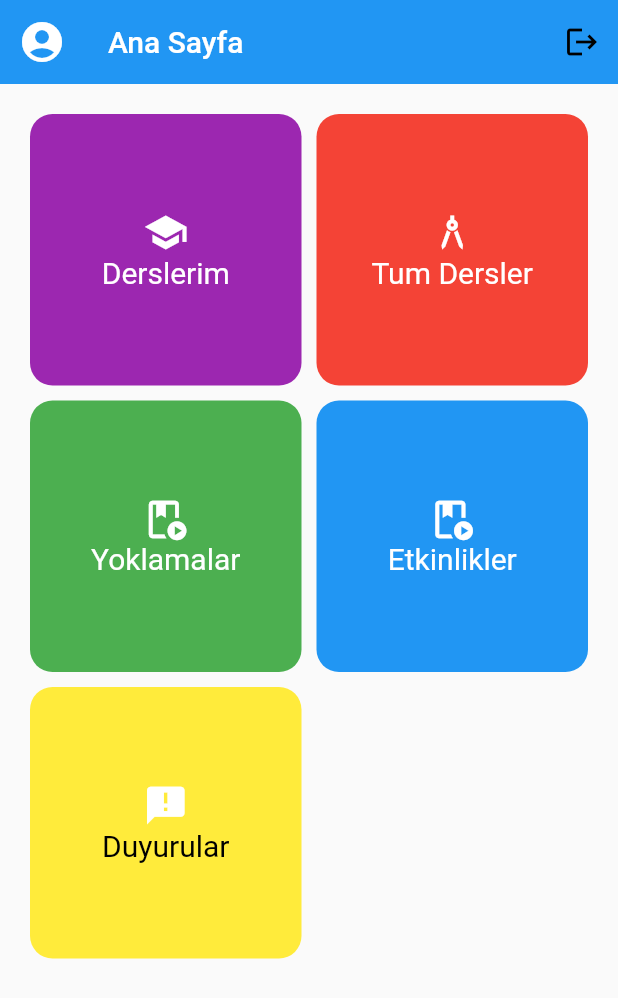
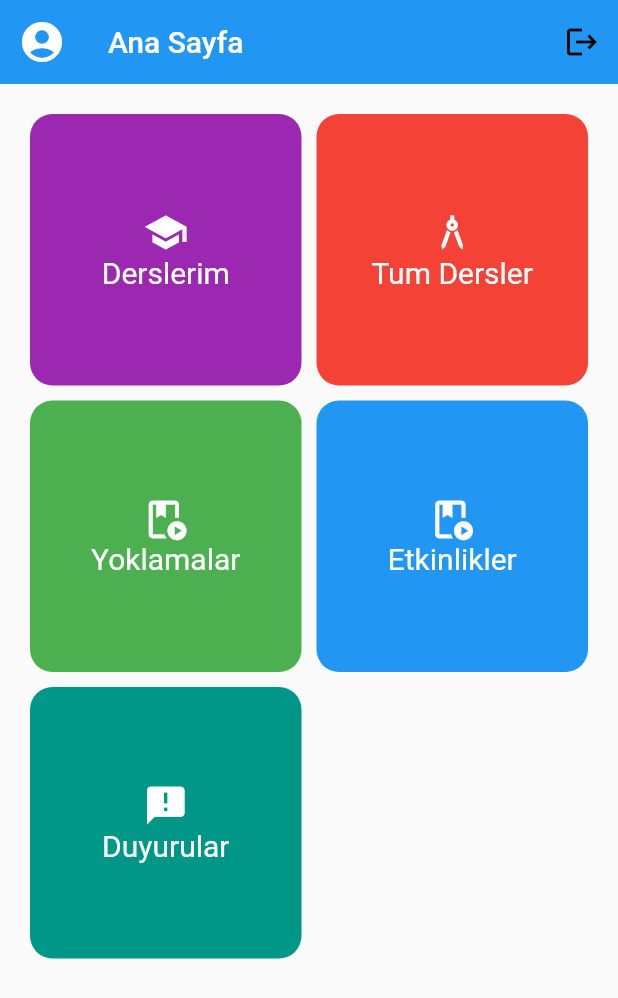
Before and after one commit to ahmetozkanio/student_project_bitirme_flutter, a Flutter app: the HomeApp screen opened directly, on a phone screen of 412 x 824 dp. Shown: the top 998 px of the screen. Run offline on Flutter 3.47's test engine with Material 2 defaults, Android fonts, the light colour scheme and no system bars; our stand-ins replace datetime_picker_formfield, dio, flutter_html, shared_preferences; missing offline and left inert: qr_code_scanner; accounts and stored records are empty; network calls fail.

Commit message:
teslim tarihi/

```diff
--- a/lib/screens/announcements/announcements.dart
+++ b/lib/screens/announcements/announcements.dart
@@ -23,7 +23,7 @@ class _AnnouncementAppState extends State<AnnouncementApp> {
     return Scaffold(
       appBar: AppBar(
         title: const Text(
-          "Yoklamalar",
+          "Duyurular",
         ),
       ),
       body: SingleChildScrollView(
--- a/lib/screens/home.dart
+++ b/lib/screens/home.dart
@@ -189,8 +189,9 @@ class _HomeAppState extends State<HomeApp> {
             },
             child: Container(
               decoration: BoxDecoration(
-                  borderRadius: BorderRadius.circular(15),
-                  color: Colors.yellow),
+                borderRadius: BorderRadius.circular(15),
+                color: Colors.teal,
+              ),
               child: Column(
                 mainAxisAlignment: MainAxisAlignment.center,
                 children: const [
@@ -202,7 +203,7 @@ class _HomeAppState extends State<HomeApp> {
                   Text(
                     "Duyurular",
                     style: TextStyle(
-                      color: Colors.black,
+                      color: Colors.white,
                       fontSize: 20,
                     ),
                   )
--- a/lib/screens/lessons/lessons.dart
+++ b/lib/screens/lessons/lessons.dart
@@ -81,7 +81,7 @@ class _LessonAppState extends State<LessonApp> {
           Card(
             child: ListTile(
               leading: const FlutterLogo(),
-              title: Text(list.name + " " + list.id.toString()),
+              title: Text(list.name),
               subtitle: Text(list.description ?? ''),
               trailing: TextButton(
                 onPressed: () {
```
